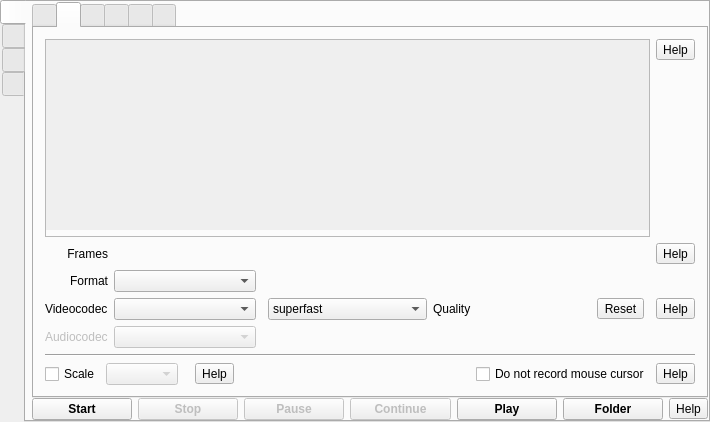
vkohaupt/vokoscreenNG, file src/formMainWindow.ui: the form before one commit.
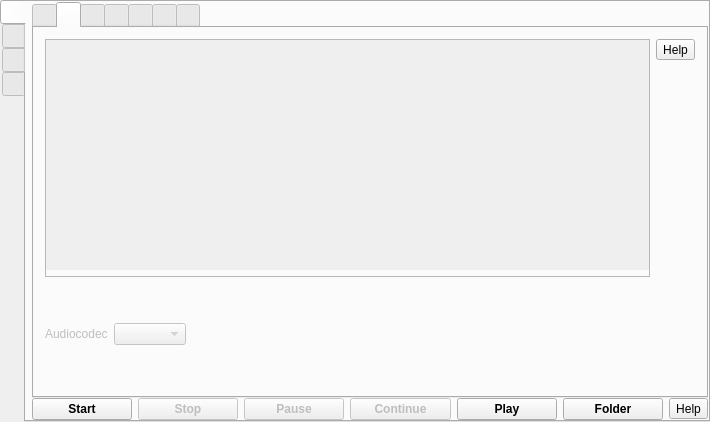
The form after the commit. The open tabs and pages were chosen to show the change. Icons and pictures are not drawn.

Patch:
```diff
--- a/src/formMainWindow.ui
+++ b/src/formMainWindow.ui
@@ -460,7 +460,7 @@
                       <x>0</x>
                       <y>0</y>
                       <width>535</width>
-                      <height>108</height>
+                      <height>187</height>
                      </rect>
                     </property>
                     <layout class="QVBoxLayout" name="verticalLayoutAudioDevices">
@@ -516,6 +516,79 @@
              </layout>
             </item>
             <item>
+             <spacer name="verticalSpacer_17">
+              <property name="orientation">
+               <enum>Qt::Vertical</enum>
+              </property>
+              <property name="sizeType">
+               <enum>QSizePolicy::Minimum</enum>
+              </property>
+              <property name="sizeHint" stdset="0">
+               <size>
+                <width>20</width>
+                <height>40</height>
+               </size>
+              </property>
+             </spacer>
+            </item>
+            <item>
+             <layout class="QHBoxLayout" name="horizontalLayout_18">
+              <item>
+               <widget class="QLabel" name="labelAudioCodec">
+                <property name="enabled">
+                 <bool>false</bool>
+                </property>
+                <property name="text">
+                 <string>Audiocodec</string>
+                </property>
+               </widget>
+              </item>
+              <item>
+               <widget class="QComboBox" name="comboBoxAudioCodec">
+                <property name="enabled">
+                 <bool>false</bool>
+                </property>
+               </widget>
+              </item>
+              <item>
+               <spacer name="horizontalSpacer_11">
+                <property name="orientation">
+                 <enum>Qt::Horizontal</enum>
+                </property>
+                <property name="sizeHint" stdset="0">
+                 <size>
+                  <width>40</width>
+                  <height>20</height>
+                 </size>
+                </property>
+               </spacer>
+              </item>
+             </layout>
+            </item>
+            <item>
+             <spacer name="verticalSpacer_18">
+              <property name="orientation">
+               <enum>Qt::Vertical</enum>
+              </property>
+              <property name="sizeType">
+               <enum>QSizePolicy::Minimum</enum>
+              </property>
+              <property name="sizeHint" stdset="0">
+               <size>
+                <width>20</width>
+                <height>40</height>
+               </size>
+              </property>
+             </spacer>
+            </item>
+           </layout>
+          </widget>
+          <widget class="QWidget" name="tabVideo">
+           <attribute name="title">
+            <string notr="true"/>
+           </attribute>
+           <layout class="QVBoxLayout" name="verticalLayout_21">
+            <item>
              <layout class="QGridLayout" name="gridLayoutFormatCodecs">
               <item row="1" column="2">
                <widget class="QComboBox" name="comboBoxFormat"/>
@@ -702,23 +775,6 @@
                 </property>
                </widget>
               </item>
-              <item row="4" column="2">
-               <widget class="QComboBox" name="comboBoxAudioCodec">
-                <property name="enabled">
-                 <bool>false</bool>
-                </property>
-               </widget>
-              </item>
-              <item row="4" column="1">
-               <widget class="QLabel" name="labelAudioCodec">
-                <property name="enabled">
-                 <bool>false</bool>
-                </property>
-                <property name="text">
-                 <string>Audiocodec</string>
-                </property>
-               </widget>
-              </item>
               <item row="3" column="1">
                <widget class="QLabel" name="labelVideoCodec">
                 <property name="text">
@@ -742,11 +798,17 @@
              </layout>
             </item>
             <item>
-             <widget class="Line" name="line_14">
+             <spacer name="verticalSpacer_15">
               <property name="orientation">
-               <enum>Qt::Horizontal</enum>
+               <enum>Qt::Vertical</enum>
               </property>
-             </widget>
+              <property name="sizeHint" stdset="0">
+               <size>
+                <width>20</width>
+                <height>40</height>
+               </size>
+              </property>
+             </spacer>
             </item>
             <item>
              <layout class="QHBoxLayout" name="horizontalLayout_33">
@@ -785,6 +847,19 @@
                    </property>
                   </widget>
                  </item>
+                 <item>
+                  <spacer name="horizontalSpacer_12">
+                   <property name="orientation">
+                    <enum>Qt::Horizontal</enum>
+                   </property>
+                   <property name="sizeHint" stdset="0">
+                    <size>
+                     <width>40</width>
+                     <height>20</height>
+                    </size>
+                   </property>
+                  </spacer>
+                 </item>
                 </layout>
                </widget>
               </item>
@@ -798,19 +873,10 @@
                 </property>
                </widget>
               </item>
-              <item>
-               <spacer name="horizontalSpacer_18">
-                <property name="orientation">
-                 <enum>Qt::Horizontal</enum>
-                </property>
-                <property name="sizeHint" stdset="0">
-                 <size>
-                  <width>40</width>
-                  <height>20</height>
-                 </size>
-                </property>
-               </spacer>
-              </item>
+             </layout>
+            </item>
+            <item>
+             <layout class="QHBoxLayout" name="horizontalLayout_22">
               <item>
                <widget class="QCheckBox" name="checkBoxMouseCursorOnOff">
                 <property name="text">
```
Left out of the diff: 28 changed lines with no effect on the pictures.
